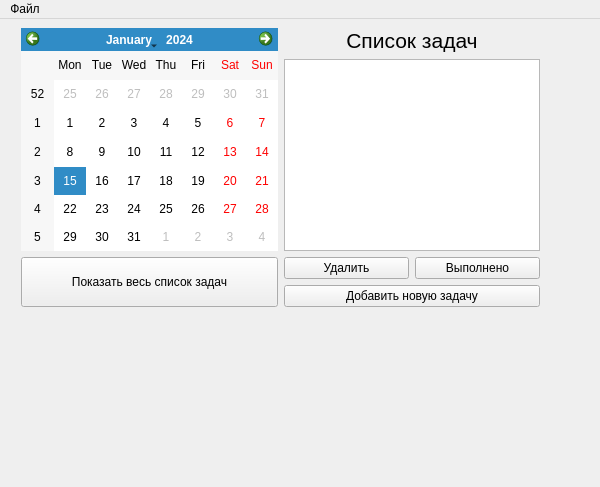
Above: mainwindow.ui from helenaklenina/KursachSiAOD before the change. Below: the same form after it.
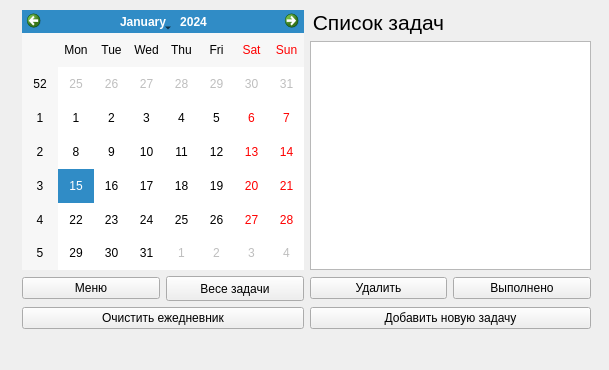
That is the form after the change.

```diff
--- a/mainwindow.ui
+++ b/mainwindow.ui
@@ -6,8 +6,8 @@
    <rect>
     <x>0</x>
     <y>0</y>
-    <width>600</width>
-    <height>487</height>
+    <width>609</width>
+    <height>370</height>
    </rect>
   </property>
   <property name="windowTitle">
@@ -17,14 +17,14 @@
    <widget class="QWidget" name="">
     <property name="geometry">
      <rect>
-      <x>10</x>
-      <y>-2</y>
-      <width>541</width>
-      <height>301</height>
+      <x>11</x>
+      <y>-1</y>
+      <width>591</width>
+      <height>341</height>
      </rect>
     </property>
     <layout class="QGridLayout" name="gridLayout">
-     <item row="0" column="0" rowspan="2">
+     <item row="0" column="0" rowspan="2" colspan="2">
       <widget class="QCalendarWidget" name="calendarWidget">
        <property name="enabled">
         <bool>true</bool>
@@ -43,7 +43,7 @@
        </property>
       </widget>
      </item>
-     <item row="0" column="1" colspan="2">
+     <item row="0" column="2">
       <widget class="QLabel" name="label">
        <property name="enabled">
         <bool>true</bool>
@@ -64,10 +64,17 @@
        </property>
       </widget>
      </item>
-     <item row="1" column="1" colspan="2">
+     <item row="1" column="2" colspan="2">
       <widget class="QListWidget" name="listWidget"/>
      </item>
-     <item row="2" column="0" rowspan="2">
+     <item row="2" column="0">
+      <widget class="QPushButton" name="pushButton">
+       <property name="text">
+        <string>Меню</string>
+       </property>
+      </widget>
+     </item>
+     <item row="2" column="1">
       <widget class="QPushButton" name="pushButton_show">
        <property name="sizePolicy">
         <sizepolicy hsizetype="Preferred" vsizetype="Preferred">
@@ -78,11 +85,11 @@
        <property name="minimumSize">
         <size>
          <width>0</width>
-         <height>40</height>
+         <height>25</height>
         </size>
        </property>
        <property name="text">
-        <string>Показать весь список задач</string>
+        <string>Весе задачи</string>
        </property>
        <property name="iconSize">
         <size>
@@ -101,21 +108,28 @@
        </property>
       </widget>
      </item>
-     <item row="2" column="1">
+     <item row="2" column="2">
       <widget class="QPushButton" name="delete_2">
        <property name="text">
         <string>Удалить</string>
        </property>
       </widget>
      </item>
-     <item row="2" column="2">
+     <item row="2" column="3">
       <widget class="QPushButton" name="complete">
        <property name="text">
         <string>Выполнено</string>
        </property>
       </widget>
      </item>
-     <item row="3" column="1" colspan="2">
+     <item row="3" column="0" colspan="2">
+      <widget class="QPushButton" name="clear_2">
+       <property name="text">
+        <string>Очистить ежедневник</string>
+       </property>
+      </widget>
+     </item>
+     <item row="3" column="2" colspan="2">
       <widget class="QPushButton" name="add">
        <property name="text">
         <string>Добавить новую задачу</string>
@@ -130,19 +144,10 @@
     <rect>
      <x>0</x>
      <y>0</y>
-     <width>600</width>
+     <width>609</width>
      <height>22</height>
     </rect>
    </property>
-   <widget class="QMenu" name="menu">
-    <property name="title">
-     <string>Файл</string>
-    </property>
-    <addaction name="save"/>
-    <addaction name="clear"/>
-    <addaction name="exit"/>
-   </widget>
-   <addaction name="menu"/>
   </widget>
   <action name="save">
    <property name="text">
```
